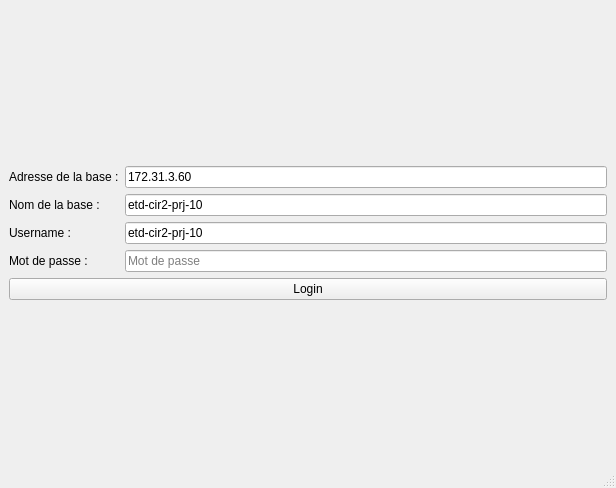
G4bleb/salt-n-pepper, file mainwindow.ui: the form before one commit.
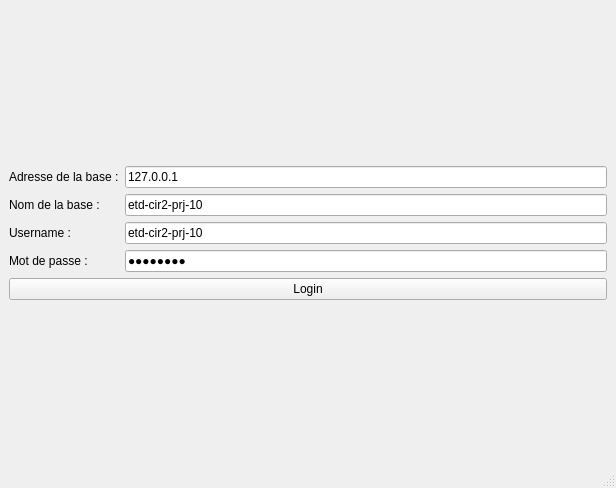
The form after the commit.

The edit to the form file:
```diff
--- a/mainwindow.ui
+++ b/mainwindow.ui
@@ -40,7 +40,7 @@
       <item row="1" column="1">
        <widget class="QLineEdit" name="lineEdit_address">
         <property name="text">
-         <string>172.31.3.60</string>
+         <string>127.0.0.1</string>
         </property>
         <property name="placeholderText">
          <string>Adresse</string>
@@ -74,7 +74,7 @@
       <item row="4" column="1">
        <widget class="QLineEdit" name="lineEdit_password">
         <property name="text">
-         <string/>
+         <string>ewWK3oYg</string>
         </property>
         <property name="echoMode">
          <enum>QLineEdit::Password</enum>
```
